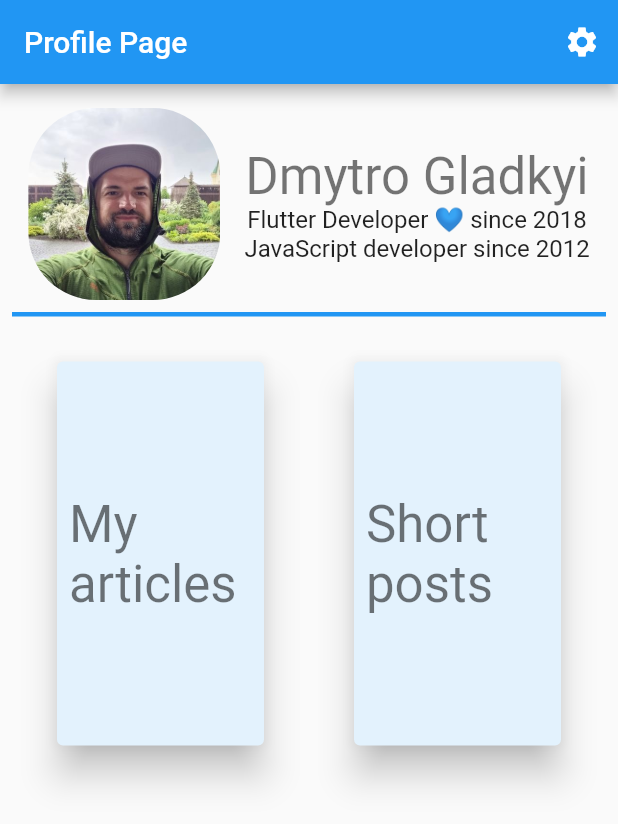
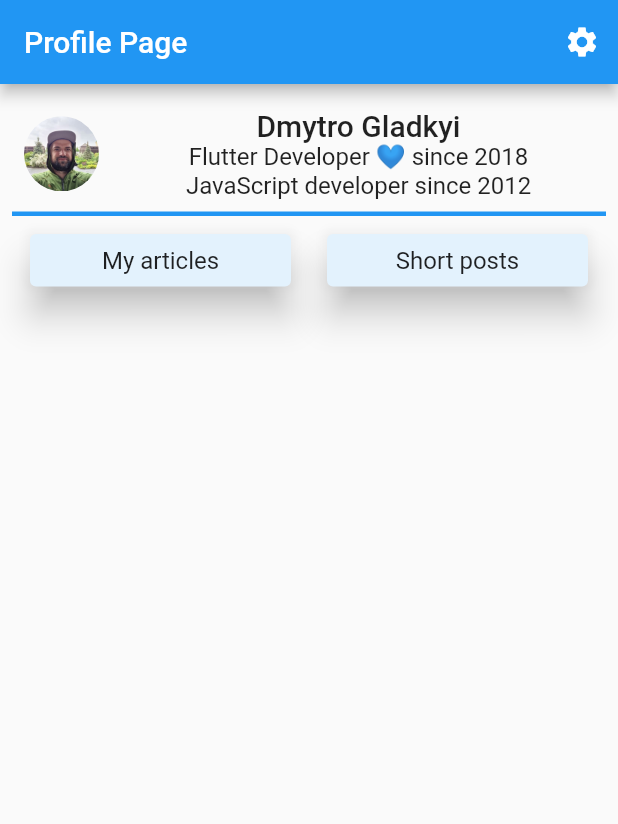
Before and after one commit to gladimdim/metapersona, a Flutter app: the screen it shows after launch, on a phone screen of 412 x 824 dp. Shown: the top 824 px of the screen. Run offline on Flutter 3.47's test engine with Material 2 defaults, Android fonts, the phone set to English and light mode, and no system bars; our stand-ins replace flutter_markdown, shared_preferences; generated files the repository leaves out were written again.

Commit message:
Reduced sizes.

```diff
--- a/lib/src/components/main_view_card_item.dart
+++ b/lib/src/components/main_view_card_item.dart
@@ -8,19 +8,13 @@ class MainMenuCardItem extends StatelessWidget {
   Widget build(BuildContext context) {
     return InkWell(
       onTap: onPress,
-      child: Padding(
-        padding: const EdgeInsets.all(18.0),
       child: Card(
         elevation: 10,
         color: Theme.of(context).secondaryHeaderColor,
-          child: ConstrainedBox(
-            constraints: const BoxConstraints(minHeight: 256,),
         child: Center(
           child: Padding(
             padding: const EdgeInsets.all(8.0),
-                child: Text(text, style: Theme.of(context).textTheme.headline4,),
-              ),
-            ),
+            child: Text(text, style: Theme.of(context).textTheme.subtitle1,),
           ),
         ),
       ),
--- a/lib/src/main_view/main_profile_view.dart
+++ b/lib/src/main_view/main_profile_view.dart
@@ -34,7 +34,9 @@ class MainProfileView extends StatelessWidget {
                 child: Row(
                   mainAxisAlignment: MainAxisAlignment.center,
                   children: [
-                    Padding(
+                    Expanded(
+                      flex: 1,
+                      child: Padding(
                         padding: const EdgeInsets.all(8.0),
                         child: ClipRRect(
                           borderRadius: const BorderRadius.all(
@@ -46,13 +48,16 @@ class MainProfileView extends StatelessWidget {
                           ),
                         ),
                       ),
-                    Padding(
+                    ),
+                    Expanded(
+                      flex: 5,
+                      child: Padding(
                         padding: const EdgeInsets.all(8.0),
                         child: Column(
                           children: [
                             Text(
                               "Dmytro Gladkyi",
-                            style: Theme.of(context).textTheme.headline4,
+                              style: Theme.of(context).textTheme.headline6,
                             ),
                             Text(
                               "Flutter Developer 💙 since 2018",
@@ -63,6 +68,7 @@ class MainProfileView extends StatelessWidget {
                               style: Theme.of(context).textTheme.subtitle1,
                             ),
                           ],
+                        ),
                       ),
                     ),
                   ],
```
Lines whose indentation alone changed are shown as unchanged.
